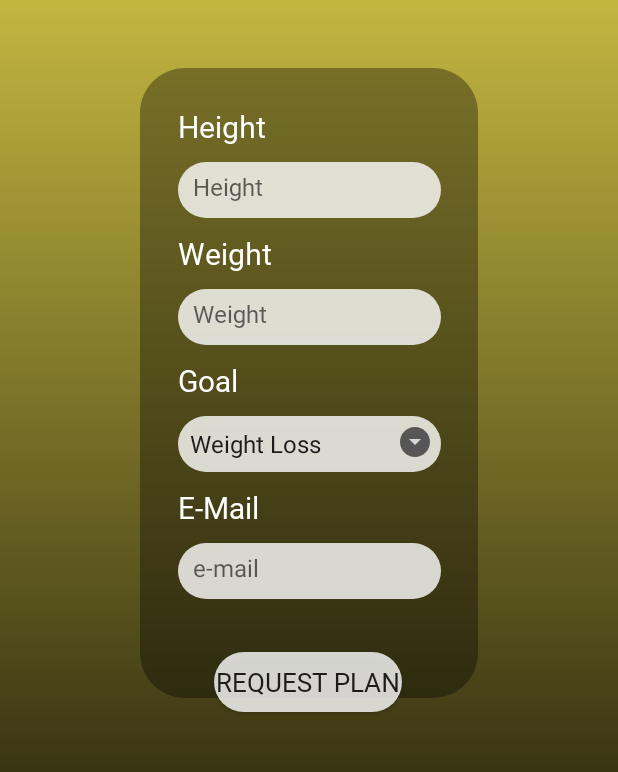
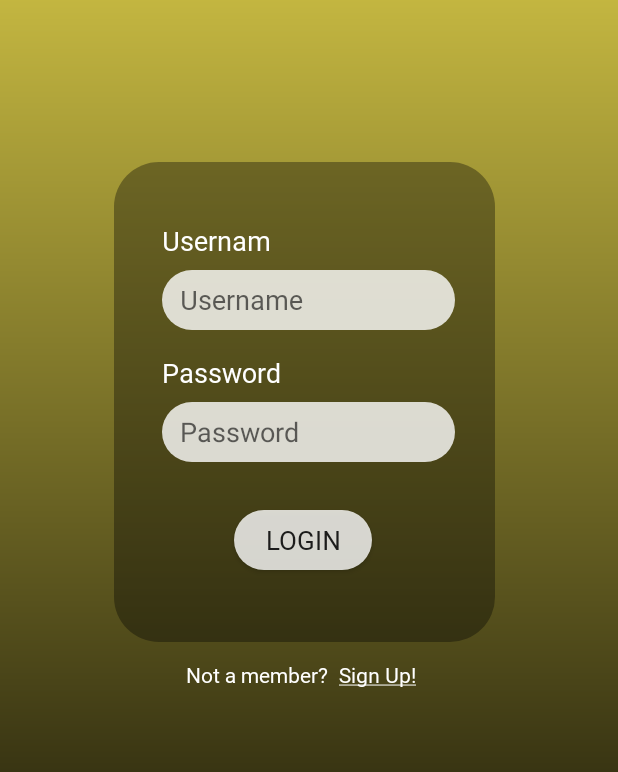
Before and after one commit to HassounHadi/FitPal, an Android app: the screen it shows after launch (Home before the commit, logInActivity after it), on a phone screen of 412 x 824 dp, the part 146-918 px from its top. Run offline under Robolectric (Android 15) with nearby library versions, the light colour scheme and no system bars.

Commit message:
Adding Intent (LogIn to SignUp)

```diff
--- a/FrontEnd/app/src/main/AndroidManifest.xml
+++ b/FrontEnd/app/src/main/AndroidManifest.xml
@@ -10,7 +10,13 @@
         android:supportsRtl="true"
         android:theme="@style/Theme.FitPal">
         <activity
-            android:name=".Home"
+            android:name=".MainActivity"
+            android:exported="false" />
+        <activity
+            android:name=".signUpActivity"
+            android:exported="false" />
+        <activity
+            android:name=".logInActivity"
             android:exported="true">
             <intent-filter>
                 <action android:name="android.intent.action.MAIN" />
--- a/FrontEnd/app/src/main/java/com/example/fitpal/Home.java
+++ b/FrontEnd/app/src/main/java/com/example/fitpal/logInActivity.java
@@ -2,24 +2,49 @@ package com.example.fitpal;
 
 import androidx.appcompat.app.AppCompatActivity;
 
+import android.content.Intent;
 import android.os.Bundle;
+import android.view.View;
 import android.widget.ArrayAdapter;
+import android.widget.Button;
 import android.widget.Spinner;
+import android.widget.TextView;
 
-public class Home extends AppCompatActivity {
+public class logInActivity extends AppCompatActivity {
     private Spinner spinner1;
     private Spinner spinner2;
     private Spinner spinner3;
 
+    Button button;
+    TextView sign;
+
     @Override
     protected void onCreate(Bundle savedInstanceState) {
         super.onCreate(savedInstanceState);
-        setContentView(R.layout.plan);
+        setContentView(R.layout.log_in);
 
-        spinner1 = findViewById(R.id.spinner_goal);
+        button = (Button) findViewById(R.id.login);
+        sign = (TextView) findViewById(R.id.signUp);
+        sign.setOnClickListener(new View.OnClickListener() {
+            @Override
+            public void onClick(View view) {
+                Intent intent = new Intent(logInActivity.this, signUpActivity.class);
+                startActivity(intent);
+            }
+        });
+        button.setOnClickListener(new View.OnClickListener() {
+            @Override
+            public void onClick(View view) {
+                Intent intent = new Intent();
+            }
+        });
+
+
+
+    /*    spinner1 = findViewById(R.id.spinner_goal);
         ArrayAdapter<CharSequence> adapter1 = ArrayAdapter.createFromResource(this,R.array.goal, android.R.layout.simple_spinner_item);
         adapter1.setDropDownViewResource(android.R.layout.simple_spinner_dropdown_item);
-        spinner1.setAdapter(adapter1);
+        spinner1.setAdapter(adapter1);*/
 
 /*      spinner1 = findViewById(R.id.spinner_access);
         ArrayAdapter<CharSequence> adapter1 = ArrayAdapter.createFromResource(this,R.array.access, android.R.layout.simple_spinner_item);
--- a/FrontEnd/app/src/main/res/layout/home.xml
+++ b/FrontEnd/app/src/main/res/layout/home.xml
@@ -4,7 +4,7 @@
     xmlns:tools="http://schemas.android.com/tools"
     android:layout_width="match_parent"
     android:layout_height="match_parent"
-    tools:context=".Home"
+    tools:context=".logInActivity"
     android:background="@drawable/background2">
 
     <ImageView
--- a/FrontEnd/app/src/main/res/layout/log_in.xml
+++ b/FrontEnd/app/src/main/res/layout/log_in.xml
@@ -4,7 +4,7 @@
     xmlns:tools="http://schemas.android.com/tools"
     android:layout_width="match_parent"
     android:layout_height="match_parent"
-    tools:context=".Home"
+    tools:context=".logInActivity"
     android:background="@drawable/background2">
 
     <ImageView
```
Also changed, not shown: FrontEnd/app/src/main/java/com/example/fitpal/MainActivity.java (added, +13 -0 lines), FrontEnd/app/src/main/java/com/example/fitpal/signUpActivity.java (added, +18 -0 lines).
